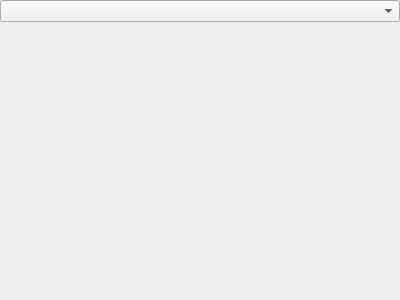
This is src/corelayers/accountcreator/accountcreatorprotocols.ui in euroelessar/qutim as Qt 5 draws it before an edit. The edited form follows.
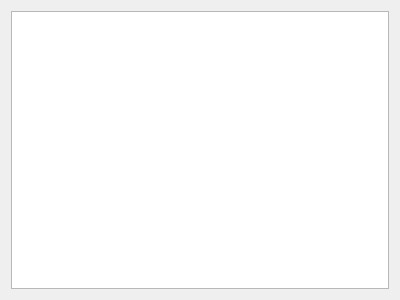
This is the edited form.

Patch:
```diff
--- a/src/corelayers/accountcreator/accountcreatorprotocols.ui
+++ b/src/corelayers/accountcreator/accountcreatorprotocols.ui
@@ -14,32 +14,13 @@
    <string>WizardPage</string>
   </property>
   <layout class="QGridLayout" name="gridLayout">
-   <property name="margin">
-    <number>0</number>
-   </property>
-   <property name="spacing">
-    <number>0</number>
-   </property>
    <item row="0" column="0">
-    <widget class="QComboBox" name="protocolsBox"/>
-   </item>
-   <item row="2" column="0">
-    <spacer name="verticalSpacer">
-     <property name="orientation">
-      <enum>Qt::Vertical</enum>
-     </property>
-     <property name="sizeHint" stdset="0">
+    <widget class="QListWidget" name="protocolList">
+     <property name="iconSize">
       <size>
-       <width>20</width>
-       <height>40</height>
+       <width>22</width>
+       <height>22</height>
       </size>
-     </property>
-    </spacer>
-   </item>
-   <item row="1" column="0">
-    <widget class="QLabel" name="protocolDescription">
-     <property name="text">
-      <string/>
      </property>
     </widget>
    </item>
```
